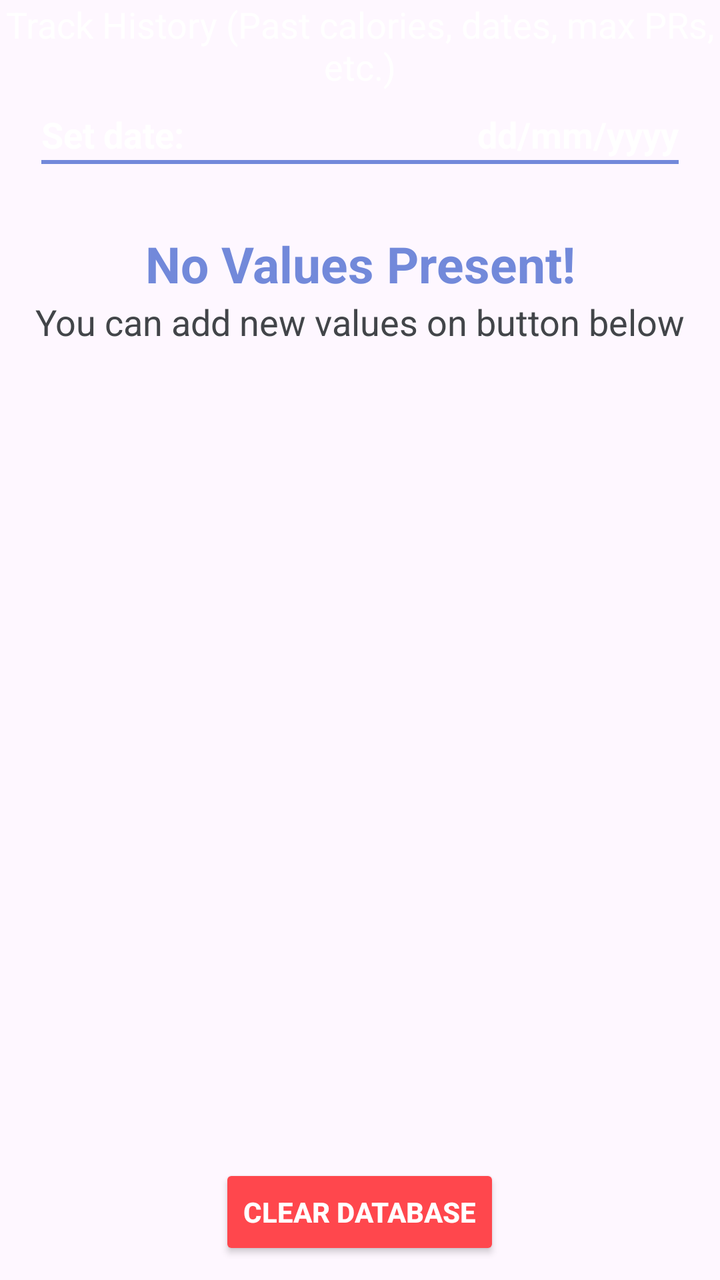
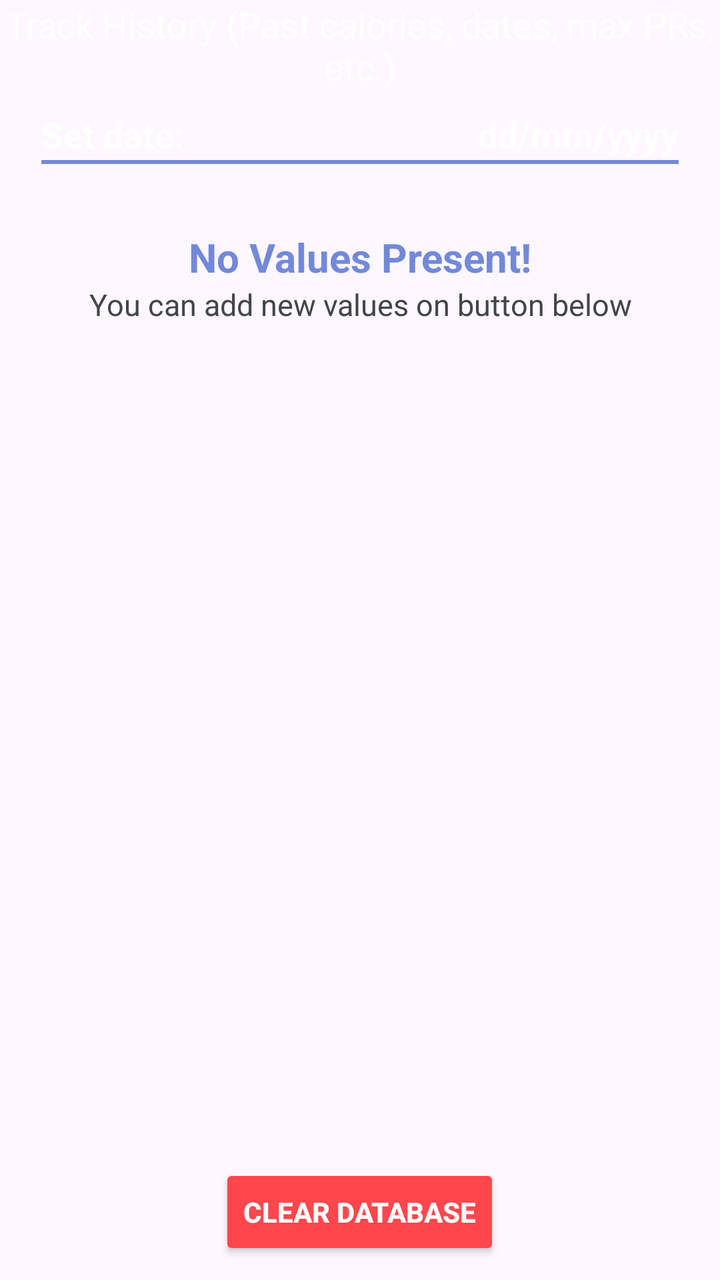

An Android layout rendered at two revisions. The XML below is the earlier revision; the diff shows what the commit changed to produce the second picture.
<!-- AndroidManifest.xml: application theme Theme.MyApplication -->
<!-- res/layout/fragment_history.xml -->
<?xml version="1.0" encoding="utf-8"?>
<FrameLayout xmlns:android="http://schemas.android.com/apk/res/android"
    xmlns:tools="http://schemas.android.com/tools"
    android:layout_width="match_parent"
    android:layout_height="match_parent"
    tools:context=".fragments.HistoryFragment">

    <TextView

        android:layout_gravity="top"

        android:layout_width="match_parent"
        android:layout_height="wrap_content"

        android:text="Track History (Past calories, dates, max PRs, etc.)"
        android:textColor="@color/white"
        android:textSize="18sp"
        android:textAlignment="center"
        />

    
    <View

        android:layout_marginTop="80sp"
        android:layout_marginHorizontal="10pt"

        android:layout_width="match_parent"

        android:layout_height="2dp"

        android:background="@color/discord_blue"
        />

    <LinearLayout

        android:layout_marginTop="55sp"
        android:layout_marginHorizontal="10pt"

        android:layout_width="match_parent"
        android:layout_height="wrap_content"

        android:orientation="horizontal"
        >
        <TextView
            android:layout_width="match_parent"
            android:layout_height="wrap_content"

            android:text="Set date:"
            android:textColor="@color/white"
            android:textSize="18sp"
            android:textAlignment="textStart"
            android:textStyle="bold"

            android:layout_weight="1"
            />
        <EditText
            android:id="@+id/chooseDate"
            android:layout_width="match_parent"
            android:layout_height="wrap_content"

            android:labelFor="@+id/chooseDate"

            android:hint="dd/mm/yyyy"
            android:textColorHint="@color/white"

            android:maxLength="10"

            android:textColor="@color/white"
            android:textSize="18sp"
            android:textAlignment="textEnd"
            android:textStyle="bold"

            android:background="@android:color/transparent"

            android:layout_weight="1"
            />
    </LinearLayout>

    
    <LinearLayout
        android:id="@+id/noValuesText"

        android:layout_width="match_parent"
        android:layout_height="wrap_content"

        android:layout_marginTop="115dp"

        android:orientation="vertical"

        android:visibility="visible"
        >

        <TextView
            android:layout_width="match_parent"
            android:layout_height="wrap_content"

            android:text="No Values Present!"
            android:textAlignment="center"
            android:textColor="@color/discord_blue"
            android:textSize="25sp"
            android:textStyle="bold"
            />

        <TextView
            android:layout_width="match_parent"
            android:layout_height="wrap_content"

            android:text="You can add new values on button below"
            android:textAlignment="center"
            android:textColor="@color/discord_color3"
            android:textSize="18sp"
            android:textStyle="normal"
            />

    </LinearLayout>

    
    <FrameLayout
        android:id="@+id/foodLayout"

        android:layout_width="match_parent"
        android:layout_height="match_parent"

        android:layout_marginStart="0dp"
        android:layout_marginTop="90dp"
        android:layout_marginEnd="0dp"
        android:layout_marginBottom="0dp"

        android:padding="10dp"

        android:visibility="invisible"
        >

        <androidx.recyclerview.widget.RecyclerView
            android:id="@+id/foodList"

            android:layout_width="match_parent"
            android:layout_height="match_parent"

            android:layout_marginTop="0dp"

            tools:listitem="@layout/food_item"

            />
    </FrameLayout>

    <Button
        android:id="@+id/historyBtnClearDatabase"

        android:layout_width="wrap_content"
        android:layout_height="wrap_content"

        android:text="CLEAR DATABASE"
        android:textStyle="bold"
        android:textColor="@color/white"

        android:layout_marginBottom="10sp"
        android:layout_gravity="bottom|center"

        android:backgroundTint="@color/red"
        />

</FrameLayout>
<!-- res/layout/food_item.xml (included above) -->
<?xml version="1.0" encoding="utf-8"?>
<androidx.cardview.widget.CardView
    xmlns:android="http://schemas.android.com/apk/res/android"
    xmlns:app="http://schemas.android.com/apk/res-auto"

    android:layout_width="match_parent"
    android:layout_height="wrap_content"

    android:layout_marginBottom="10dp"

    app:cardCornerRadius="15dp"

    app:cardElevation="10dp"

    android:background="@color/discord_color3"
    >

    <TextView

        android:id="@+id/foodTitle"

        android:layout_width="match_parent"
        android:layout_height="wrap_content"

        android:text="Food Title"
        android:textSize="20dp"
        android:textStyle="bold"
        android:textAlignment="center"
        android:textColor="@color/white"

        android:background="@color/discord_color3"

        android:paddingBottom="5dp"
        />

    <LinearLayout
        android:layout_width="match_parent"
        android:layout_height="wrap_content"

        android:layout_marginTop="30dp"

        android:orientation="horizontal"

        android:paddingHorizontal="5dp"
        android:paddingBottom="20dp"

        android:background="@color/discord_color3"
        >

        
        <LinearLayout
            android:layout_weight="1"
            android:layout_width="10dp"
            android:layout_height="wrap_content"

            android:layout_gravity="center"

            android:gravity="left"
            android:orientation="vertical">

            <TextView
                android:layout_width="wrap_content"
                android:layout_height="wrap_content"

                android:hint="Calories"
                android:textColor="@color/discord_text1"
                android:textColorHint="@color/discord_text1"
                android:textSize="19sp"
                android:textStyle="bold" />

            <TextView
                android:id="@+id/foodCaloriesValue"

                android:layout_width="wrap_content"
                android:layout_height="wrap_content"

                android:hint="value (kcal)"
                android:textColor="@color/white"
                android:textColorHint="@color/white"
                android:textSize="15sp"
                android:textStyle="normal" />
        </LinearLayout>

        
        <LinearLayout
            android:layout_weight="1"
            android:layout_width="10dp"
            android:layout_height="wrap_content"

            android:layout_gravity="center"

            android:gravity="left"
            android:orientation="vertical">

            <TextView
                android:layout_width="wrap_content"
                android:layout_height="wrap_content"

                android:hint="Proteins"
                android:textColor="@color/discord_text1"
                android:textColorHint="@color/discord_text1"
                android:textSize="19sp"
                android:textStyle="bold" />

            <TextView
                android:id="@+id/foodProteinsValue"

                android:layout_width="wrap_content"
                android:layout_height="wrap_content"

                android:hint="value (g)"
                android:textColor="@color/white"
                android:textColorHint="@color/white"
                android:textSize="15sp"
                android:textStyle="normal" />
        </LinearLayout>

        
        <LinearLayout
            android:layout_weight="1"
            android:layout_width="10dp"
            android:layout_height="wrap_content"

            android:layout_gravity="center"

            android:gravity="left"
            android:orientation="vertical">

            <TextView
                android:layout_width="wrap_content"
                android:layout_height="wrap_content"

                android:hint="Carbs"
                android:textColor="@color/discord_text1"
                android:textColorHint="@color/discord_text1"
                android:textSize="19sp"
                android:textStyle="bold" />

            <TextView
                android:id="@+id/foodCarbsValue"

                android:layout_width="wrap_content"
                android:layout_height="wrap_content"

                android:hint="value (g)"
                android:textColor="@color/white"
                android:textColorHint="@color/white"
                android:textSize="15sp"
                android:textStyle="normal" />
        </LinearLayout>

        
        <LinearLayout
            android:layout_weight="1"
            android:layout_width="0dp"
            android:layout_height="wrap_content"

            android:layout_gravity="center"

            android:gravity="left"
            android:orientation="vertical">

            <TextView
                android:layout_width="wrap_content"
                android:layout_height="wrap_content"

                android:hint="Fats"
                android:textColor="@color/discord_text1"
                android:textColorHint="@color/discord_text1"
                android:textSize="19sp"
                android:textStyle="bold" />

            <TextView
                android:id="@+id/foodFatsValue"

                android:layout_width="wrap_content"
                android:layout_height="wrap_content"

                android:hint="value (g)"
                android:textColor="@color/white"
                android:textColorHint="@color/white"
                android:textSize="15sp"
                android:textStyle="normal" />
        </LinearLayout>

        
        <LinearLayout
            android:layout_weight="1"
            android:layout_width="0dp"
            android:layout_height="wrap_content"

            android:layout_gravity="center"

            android:gravity="left"
            android:orientation="vertical">

            <TextView
                android:layout_width="wrap_content"
                android:layout_height="wrap_content"

                android:hint="Fiber"
                android:textColor="@color/discord_text1"
                android:textColorHint="@color/discord_text1"
                android:textSize="19sp"
                android:textStyle="bold" />

            <TextView
                android:id="@+id/foodFibersValue"

                android:layout_width="wrap_content"
                android:layout_height="wrap_content"

                android:hint="value (g)"
                android:textColor="@color/white"
                android:textColorHint="@color/white"
                android:textSize="15sp"
                android:textStyle="normal" />
        </LinearLayout>

    </LinearLayout>

    
    <View

        android:layout_marginTop="85sp"
        android:layout_marginHorizontal="5pt"

        android:layout_width="match_parent"

        android:layout_height="2dp"

        android:background="@color/discord_color2"
        />

    <LinearLayout
        android:layout_width="match_parent"
        android:layout_height="wrap_content"

        android:layout_marginTop="40pt"

        android:background="@color/discord_color3"

        android:gravity="center"

        android:orientation="horizontal"
        >

        <Button
            android:id="@+id/btnDetails"

            android:layout_width="wrap_content"
            android:layout_height="wrap_content"

            android:layout_marginHorizontal="15sp"

            android:drawableLeft="@drawable/more"
            android:drawableTint="@color/white"

            android:text="DETAILS"
            android:textStyle="bold"
            android:textColor="@color/white"
            android:textAlignment="center"
            android:textSize="10sp"

            android:backgroundTint="@color/discord_blue"
            />

        <Button
            android:id="@+id/btnDelete"

            android:layout_width="wrap_content"
            android:layout_height="wrap_content"

            android:layout_marginHorizontal="15sp"

            android:drawableLeft="@drawable/delete"
            android:drawableTint="@color/white"

            android:text="DELETE"
            android:textStyle="bold"
            android:textColor="@color/white"
            android:textAlignment="textStart"
            android:textSize="10sp"

            android:backgroundTint="@color/red"
            />

    </LinearLayout>

</androidx.cardview.widget.CardView>
<!-- resources referenced by this layout -->
<resources>
  <color name="discord_blue">#7289da</color>
  <color name="discord_color2">#36393e</color>
  <color name="discord_color3">#424549</color>
  <color name="discord_text1">#acafb4</color>
  <color name="red">#FF474D</color>
  <color name="white">#FFFFFFFF</color>
  <!-- drawable delete (drawable) -->
  <vector xmlns:android="http://schemas.android.com/apk/res/android"
      android:height="17dp"
      android:tint="@color/red"
      android:viewportHeight="24"
      android:viewportWidth="24"
      android:width="17dp">
        
      <path android:fillColor="@android:color/white" android:pathData="M12,2C6.47,2 2,6.47 2,12s4.47,10 10,10 10,-4.47 10,-10S17.53,2 12,2zM17,15.59L15.59,17 12,13.41 8.41,17 7,15.59 10.59,12 7,8.41 8.41,7 12,10.59 15.59,7 17,8.41 13.41,12 17,15.59z"/>
      
  </vector>
  <!-- drawable more (drawable) -->
  <vector
      xmlns:android="http://schemas.android.com/apk/res/android"
      android:autoMirrored="true"
      android:height="17dp"
      android:tint="@color/discord_blue"
      android:viewportHeight="24"
      android:viewportWidth="24"
      android:width="17dp"
      >
  
      <group
          android:name="rotationGroup"
          android:pivotX="12"
          android:pivotY="12"
          android:rotation="180">
  
      <path android:fillAlpha="0.3" android:fillColor="@android:color/white" android:pathData="M7.06,5L2.4,12l4.67,7L22,19L22,5L7.06,5c0.01,0 0.01,0 0,0zM19,10.5c0.83,0 1.5,0.67 1.5,1.5s-0.67,1.5 -1.5,1.5 -1.5,-0.67 -1.5,-1.5 0.67,-1.5 1.5,-1.5zM14,10.5c0.83,0 1.5,0.67 1.5,1.5s-0.67,1.5 -1.5,1.5 -1.5,-0.67 -1.5,-1.5 0.67,-1.5 1.5,-1.5zM9,10.5c0.83,0 1.5,0.67 1.5,1.5s-0.67,1.5 -1.5,1.5 -1.5,-0.67 -1.5,-1.5 0.67,-1.5 1.5,-1.5z" android:strokeAlpha="0.3"/>
        
      <path android:fillColor="@android:color/white" android:pathData="M22,3L7,3c-0.69,0 -1.23,0.35 -1.59,0.88L0,12l5.41,8.11c0.36,0.53 0.97,0.89 1.66,0.89L22,21c1.1,0 2,-0.9 2,-2L24,5c0,-1.1 -0.9,-2 -2,-2zM22,19L7.07,19L2.4,12l4.66,-7L22,5v14z"/>
        
      <path android:fillColor="@android:color/white" android:pathData="M9,12m-1.5,0a1.5,1.5 0,1 1,3 0a1.5,1.5 0,1 1,-3 0"/>
        
      <path android:fillColor="@android:color/white" android:pathData="M14,12m-1.5,0a1.5,1.5 0,1 1,3 0a1.5,1.5 0,1 1,-3 0"/>
        
      <path android:fillColor="@android:color/white" android:pathData="M19,12m-1.5,0a1.5,1.5 0,1 1,3 0a1.5,1.5 0,1 1,-3 0"/>
  
      </group>
  
  </vector>
  <style name="Theme.MyApplication" parent="android:Theme.Material.Light.NoActionBar" />
</resources>

<!-- the commit's change to res/layout/fragment_history.xml (unified diff, before → after) -->
@@ -97,7 +97,7 @@
             android:text="No Values Present!"
             android:textAlignment="center"
             android:textColor="@color/discord_blue"
-            android:textSize="25sp"
+            android:textSize="20sp"
             android:textStyle="bold"
             />
 
@@ -108,7 +108,7 @@
             android:text="You can add new values on button below"
             android:textAlignment="center"
             android:textColor="@color/discord_color3"
-            android:textSize="18sp"
+            android:textSize="15sp"
             android:textStyle="normal"
             />
 
